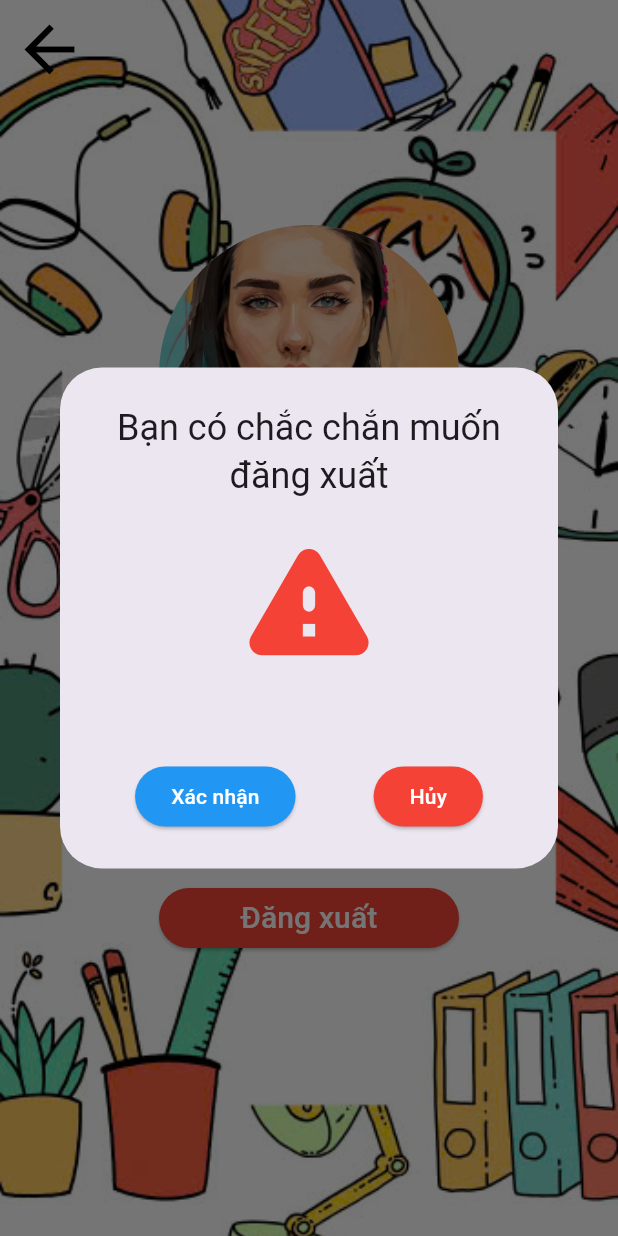
After one commit to Phuozg/GameDoVui, a Flutter app: the AccountScreen screen opened directly, after a tap on "Đăng xuất", on a phone screen of 412 x 824 dp. The commit adds this screen. Run offline on Flutter 3.47's test engine with Material 3 defaults, Android fonts, the phone set to English and light mode, and no system bars.

Commit message:
Add-UI
- Account Screen
- Game room screen
- Waiting room screen

```diff
--- /dev/null
+++ b/lib/views/account_screen.dart
@@ -0,0 +1,274 @@
+import 'package:flutter/material.dart';
+
+class AccountScreen extends StatelessWidget {
+  const AccountScreen({super.key});
+
+  @override
+  Widget build(BuildContext context) {
+    showEditNameDialog() {
+      showDialog(
+          context: context,
+          builder: (_) => AlertDialog(
+                title: const Center(child: Text('Đổi tên người dùng')),
+                content: SizedBox(
+                  height: MediaQuery.of(context).size.height / 6,
+                  child: Column(
+                    mainAxisAlignment: MainAxisAlignment.spaceBetween,
+                    children: [
+                      const TextField(
+                        decoration: InputDecoration(
+                            labelText: 'Tên người dùng',
+                            border: OutlineInputBorder()),
+                      ),
+                      Row(
+                        mainAxisAlignment: MainAxisAlignment.spaceAround,
+                        children: [
+                          ElevatedButton(
+                              onPressed: () {},
+                              style: ElevatedButton.styleFrom(
+                                  backgroundColor: Colors.blue),
+                              child: const Text(
+                                'Xác nhận',
+                                style: TextStyle(color: Colors.white),
+                              )),
+                          ElevatedButton(
+                              onPressed: () {
+                                Navigator.of(context).pop();
+                              },
+                              style: ElevatedButton.styleFrom(
+                                  backgroundColor: Colors.red),
+                              child: const Text(
+                                'Hủy',
+                                style: TextStyle(color: Colors.white),
+                              ))
+                        ],
+                      )
+                    ],
+                  ),
+                ),
+              ));
+    }
+
+    showEditPasswordDialog() {
+      showDialog(
+          context: context,
+          builder: (_) => AlertDialog(
+                title: const Center(child: Text('Đổi mật khẩu')),
+                content: SizedBox(
+                  height: MediaQuery.of(context).size.height / 3,
+                  child: Column(
+                    mainAxisAlignment: MainAxisAlignment.spaceBetween,
+                    children: [
+                      const TextField(
+                        decoration: InputDecoration(
+                            labelText: 'Mật khẩu cũ',
+                            border: OutlineInputBorder()),
+                      ),
+                      const TextField(
+                        decoration: InputDecoration(
+                            labelText: 'Mật khẩu mới',
+                            border: OutlineInputBorder()),
+                      ),
+                      const TextField(
+                        decoration: InputDecoration(
+                            labelText: 'Nhập lại mật khẩu mới',
+                            border: OutlineInputBorder()),
+                      ),
+                      Row(
+                        mainAxisAlignment: MainAxisAlignment.spaceAround,
+                        children: [
+                          ElevatedButton(
+                              onPressed: () {},
+                              style: ElevatedButton.styleFrom(
+                                  backgroundColor: Colors.blue),
+                              child: const Text(
+                                'Xác nhận',
+                                style: TextStyle(color: Colors.white),
+                              )),
+                          ElevatedButton(
+                              onPressed: () {
+                                Navigator.of(context).pop();
+                              },
+                              style: ElevatedButton.styleFrom(
+                                  backgroundColor: Colors.red),
+                              child: const Text(
+                                'Hủy',
+                                style: TextStyle(color: Colors.white),
+                              ))
+                        ],
+                      )
+                    ],
+                  ),
+                ),
+              ));
+    }
+
+    showLogOutDialog() {
+      showDialog(
+          context: context,
+          builder: (_) => AlertDialog(
+                title: const Center(
+                    child: Text(
+                  'Bạn có chắc chắn muốn đăng xuất',
+                  textAlign: TextAlign.center,
+                )),
+                content: SizedBox(
+                  height: MediaQuery.of(context).size.height / 4,
+                  child: Column(
+                    mainAxisAlignment: MainAxisAlignment.spaceBetween,
+                    children: [
+                      const Icon(
+                        Icons.warning_rounded,
+                        color: Colors.red,
+                        size: 100,
+                      ),
+                      Row(
+                        mainAxisAlignment: MainAxisAlignment.spaceAround,
+                        children: [
+                          ElevatedButton(
+                              onPressed: () {},
+                              style: ElevatedButton.styleFrom(
+                                  backgroundColor: Colors.blue),
+                              child: const Text(
+                                'Xác nhận',
+                                style: TextStyle(color: Colors.white),
+                              )),
+                          ElevatedButton(
+                              onPressed: () {
+                                Navigator.of(context).pop();
+                              },
+                              style: ElevatedButton.styleFrom(
+                                  backgroundColor: Colors.red),
+                              child: const Text(
+                                'Hủy',
+                                style: TextStyle(color: Colors.white),
+                              ))
+                        ],
+                      )
+                    ],
+                  ),
+                ),
+              ));
+    }
+
+    return Scaffold(
+        extendBodyBehindAppBar: true,
+        resizeToAvoidBottomInset: false,
+        appBar: AppBar(
+          backgroundColor: Colors.transparent,
+          leading: IconButton(
+            icon: const Icon(
+              Icons.arrow_back,
+              color: Colors.black,
+              size: 50,
+            ),
+            onPressed: () => Navigator.of(context).pop(),
+          ),
+        ),
+        body: Container(
+          decoration: const BoxDecoration(
+              image: DecorationImage(
+                  image: AssetImage('assets/image/background.jpg'),
+                  fit: BoxFit.cover)),
+          child: Container(
+            padding: const EdgeInsets.fromLTRB(50, 150, 50, 100),
+            child: Column(
+              crossAxisAlignment: CrossAxisAlignment.center,
+              children: [
+                Column(
+                  children: [
+                    const CircleAvatar(
+                      backgroundImage: AssetImage('assets/image/avatar.jpg'),
+                      minRadius: 50,
+                      maxRadius: 100,
+                    ),
+                    ElevatedButton(
+                        onPressed: () {},
+                        style: ElevatedButton.styleFrom(
+                            backgroundColor: Colors.white,
+                            shape: RoundedRectangleBorder(
+                                borderRadius: BorderRadius.circular(10))),
+                        child: const Text(
+                          'Sửa',
+                          style: TextStyle(color: Colors.black),
+                        )),
+                  ],
+                ),
+                Container(
+                  decoration: BoxDecoration(border: Border.all(width: 1)),
+                  margin: const EdgeInsets.only(top: 8),
+                  padding: const EdgeInsets.all(8),
+                  child: Row(
+                    mainAxisAlignment: MainAxisAlignment.spaceBetween,
+                    children: [
+                      const Column(
+                        crossAxisAlignment: CrossAxisAlignment.start,
+                        children: [
+                          Text(
+                            'Tên người dùng',
+                            style: TextStyle(color: Colors.grey),
+                          ),
+                          Text(
+                            'Toàn',
+                            style: TextStyle(fontSize: 20),
+                          )
+                        ],
+                      ),
+                      IconButton(
+                        onPressed: () {
+                          showEditNameDialog();
+                        },
+                        icon: const Icon(Icons.edit),
+                      )
+                    ],
+                  ),
+                ),
+                Container(
+                  decoration: BoxDecoration(border: Border.all(width: 1)),
+                  margin: const EdgeInsets.only(top: 8),
+                  padding: const EdgeInsets.all(8),
+                  child: Row(
+                    mainAxisAlignment: MainAxisAlignment.spaceBetween,
+                    children: [
+                      const Column(
+                        crossAxisAlignment: CrossAxisAlignment.start,
+                        children: [
+                          Text(
+                            'Mật khẩu',
+                            style: TextStyle(color: Colors.grey),
+                          ),
+                          Text(
+                            '************',
+                            style: TextStyle(fontSize: 20),
+                          )
+                        ],
+                      ),
+                      IconButton(
+                        onPressed: () {
+                          showEditPasswordDialog();
+                        },
+                        icon: const Icon(Icons.edit),
+                      )
+                    ],
+                  ),
+                ),
+                Container(
+                  margin: const EdgeInsets.only(top: 40),
+                  child: ElevatedButton(
+                      onPressed: () {
+                        showLogOutDialog();
+                      },
+                      style: ElevatedButton.styleFrom(
+                          backgroundColor: Colors.red,
+                          minimumSize: const Size(200, 40)),
+                      child: const Text(
+                        'Đăng xuất',
+                        style: TextStyle(color: Colors.white, fontSize: 20),
+                      )),
+                )
+              ],
+            ),
+          ),
+        ));
+  }
+}
--- a/pubspec.yaml
+++ b/pubspec.yaml
@@ -17,3 +17,6 @@ dev_dependencies:
 
 flutter:
   uses-material-design: true
+  assets:
+    - assets/image/avatar.jpg
+    - assets/image/background.jpg
```
Also changed, not shown: lib/views/homepage.dart (+15 -2 lines), lib/views/player_template.dart (added, +30 -0 lines), lib/views/room_game_screen.dart (added, +220 -0 lines), lib/views/room_template.dart (added, +48 -0 lines), lib/views/waiting_room_screen.dart (added, +156 -0 lines), assets/image/avatar.jpg (added), assets/image/background.jpg (added).
